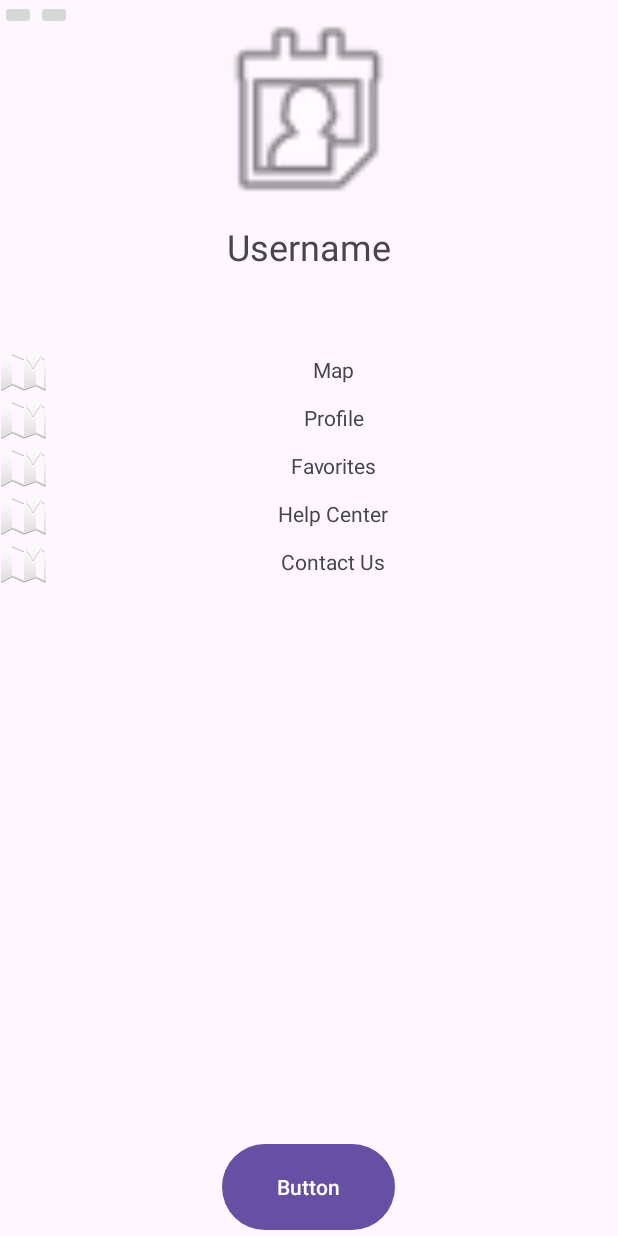
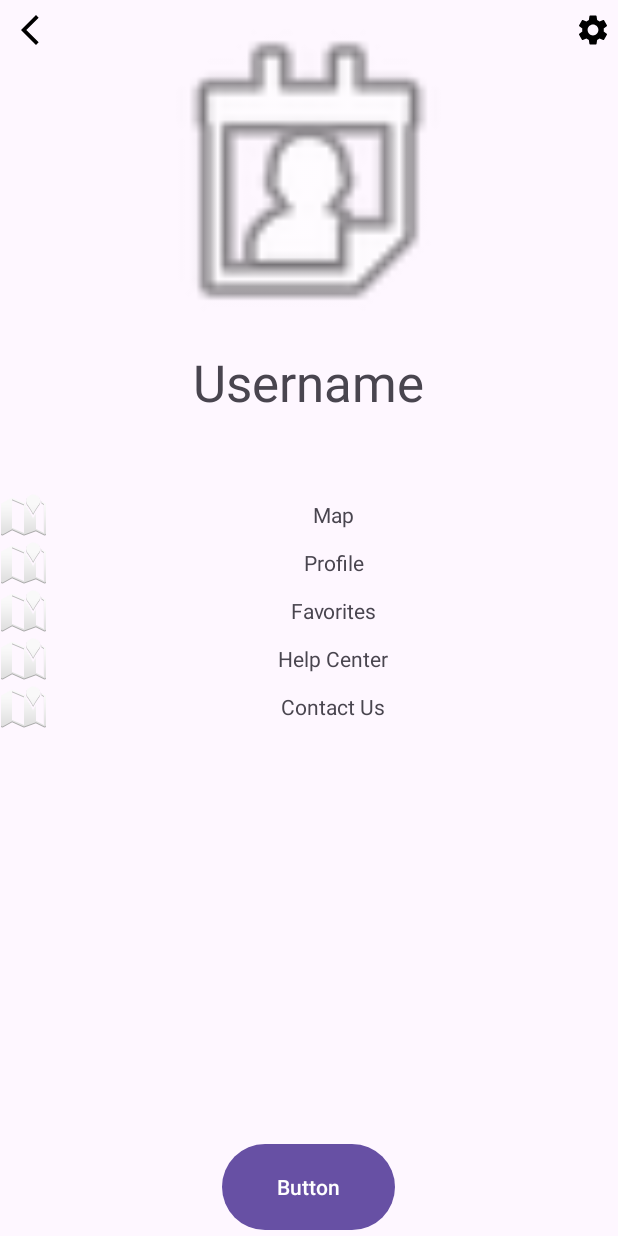
Before and after one commit to Brenden-Fenimore/TrailBlaze, an Android app: the MenuActivity screen opened directly, with no data from a screen before it, on a phone screen of 412 x 824 dp. Run offline under Robolectric (Android 15) with nearby library versions, the phone set to English and light mode, and no system bars.

Commit message:
Added a back and settings button to the top of the page. Added two new icons to the drawable folders.

```diff
--- /dev/null
+++ b/app/src/main/res/drawable/baseline_arrow_back_ios_new_24.xml
@@ -0,0 +1,5 @@
+<vector xmlns:android="http://schemas.android.com/apk/res/android" android:height="24dp" android:tint="#000000" android:viewportHeight="24" android:viewportWidth="24" android:width="24dp">
+
+    <path android:fillColor="@android:color/white" android:pathData="M17.77,3.77l-1.77,-1.77l-10,10l10,10l1.77,-1.77l-8.23,-8.23z"/>
+
+</vector>
--- /dev/null
+++ b/app/src/main/res/drawable/baseline_settings_24.xml
@@ -0,0 +1,11 @@
+<vector xmlns:android="http://schemas.android.com/apk/res/android"
+        android:height="24dp"
+        android:tint="#000000"
+        android:viewportHeight="24"
+        android:viewportWidth="24"
+        android:width="24dp">
+
+    <path android:fillColor="@android:color/white"
+          android:pathData="M19.14,12.94c0.04,-0.3 0.06,-0.61 0.06,-0.94c0,-0.32 -0.02,-0.64 -0.07,-0.94l2.03,-1.58c0.18,-0.14 0.23,-0.41 0.12,-0.61l-1.92,-3.32c-0.12,-0.22 -0.37,-0.29 -0.59,-0.22l-2.39,0.96c-0.5,-0.38 -1.03,-0.7 -1.62,-0.94L14.4,2.81c-0.04,-0.24 -0.24,-0.41 -0.48,-0.41h-3.84c-0.24,0 -0.43,0.17 -0.47,0.41L9.25,5.35C8.66,5.59 8.12,5.92 7.63,6.29L5.24,5.33c-0.22,-0.08 -0.47,0 -0.59,0.22L2.74,8.87C2.62,9.08 2.66,9.34 2.86,9.48l2.03,1.58C4.84,11.36 4.8,11.69 4.8,12s0.02,0.64 0.07,0.94l-2.03,1.58c-0.18,0.14 -0.23,0.41 -0.12,0.61l1.92,3.32c0.12,0.22 0.37,0.29 0.59,0.22l2.39,-0.96c0.5,0.38 1.03,0.7 1.62,0.94l0.36,2.54c0.05,0.24 0.24,0.41 0.48,0.41h3.84c0.24,0 0.44,-0.17 0.47,-0.41l0.36,-2.54c0.59,-0.24 1.13,-0.56 1.62,-0.94l2.39,0.96c0.22,0.08 0.47,0 0.59,-0.22l1.92,-3.32c0.12,-0.22 0.07,-0.47 -0.12,-0.61L19.14,12.94zM12,15.6c-1.98,0 -3.6,-1.62 -3.6,-3.6s1.62,-3.6 3.6,-3.6s3.6,1.62 3.6,3.6S13.98,15.6 12,15.6z"/>
+
+</vector>
--- a/app/src/main/res/layout/activity_menu.xml
+++ b/app/src/main/res/layout/activity_menu.xml
@@ -3,130 +3,152 @@
                 xmlns:app="http://schemas.android.com/apk/res-auto" xmlns:tools="http://schemas.android.com/tools"
              android:layout_width="match_parent"
              android:layout_height="match_parent"
-             tools:context=".ui.favorites.FavoritesFragment"
->
-    <LinearLayout android:layout_width="wrap_content" android:layout_height="wrap_content"
-            android:orientation="horizontal"
+             android:orientation="vertical"
+             tools:context=".ui.favorites.FavoritesFragment">
 
-    >
+    <RelativeLayout android:layout_width="match_parent"
+                    android:layout_height="wrap_content">
 
-        <ImageButton android:layout_width="wrap_content" android:layout_height="wrap_content"
+        <ImageButton
+                app:srcCompat="@drawable/baseline_arrow_back_ios_new_24"
+                android:layout_width="39dp"
+                android:layout_height="39dp"
+                android:id="@+id/chevron_left"
+                android:background="@android:color/transparent"
+                android:layout_centerVertical="true"/>
 
-        />
+        <ImageButton
+                android:src="@drawable/baseline_settings_24"
+                android:layout_width="34dp"
+                android:layout_height="34dp"
+                android:layout_alignParentEnd="true"
+                android:id="@+id/imageButton"
+                android:background="@android:color/transparent"
+                android:layout_centerVertical="true"/>
 
-        <ImageButton android:layout_width="wrap_content" android:layout_height="wrap_content"
-
-        />
+    </RelativeLayout>
 
 
+
+
+
+    <LinearLayout android:layout_width="wrap_content"
+                  android:layout_height="wrap_content"
+                  android:orientation="horizontal">
     </LinearLayout>
 
     <LinearLayout
             android:orientation="vertical"
             android:gravity="center"
-            android:layout_width="match_parent" android:layout_height="wrap_content"
-    >
-
+            android:layout_width="match_parent"
+            android:layout_height="wrap_content">
 
         <ImageView
-                android:layout_width="166dp"
-                android:layout_height="148dp" app:srcCompat="@android:drawable/ic_menu_my_calendar"
-                android:layout_weight="1"
+                android:layout_width="335dp"
+                android:layout_height="232dp"
+                app:srcCompat="@android:drawable/ic_menu_my_calendar"
+                android:layout_weight="1"/>
 
-        />
+        <TextView android:layout_width="wrap_content"
+                  android:layout_height="wrap_content"
+                  android:text="Username"
+                  android:textSize="34sp">
+        </TextView>
 
-        <TextView android:layout_width="wrap_content" android:layout_height="wrap_content"
-                  android:text="Username"
-                  android:textSize="24sp"
-        >
-
-        </TextView>
         <LinearLayout
                 android:layout_marginTop="50dp"
-                android:layout_width="match_parent" android:layout_height="wrap_content"
-                android:orientation="vertical"
-        >
+                android:layout_width="match_parent"
+                android:layout_height="wrap_content"
+                android:orientation="vertical">
 
-            <LinearLayout android:layout_width="match_parent" android:layout_height="wrap_content"
+            <LinearLayout android:layout_width="match_parent"
+                          android:layout_height="wrap_content"
                           android:orientation="horizontal">
-
 
                 <ImageView
                         android:layout_width="wrap_content"
-                        android:layout_height="wrap_content" app:srcCompat="@android:drawable/ic_dialog_map"
-                />
+                        android:layout_height="wrap_content"
+                        app:srcCompat="@android:drawable/ic_dialog_map"/>
+
                 <TextView
                         android:text="@string/map_image"
                         android:layout_width="191dp"
-                        android:layout_height="match_parent" android:layout_weight="1"
-                        android:gravity="center"
-                />
+                        android:layout_height="match_parent"
+                        android:layout_weight="1"
+                        android:gravity="center"/>
+
             </LinearLayout>
 
-            <LinearLayout android:layout_width="match_parent" android:layout_height="wrap_content"
+            <LinearLayout android:layout_width="match_parent"
+                          android:layout_height="wrap_content"
                           android:orientation="horizontal">
-
 
                 <ImageView
                         android:layout_width="wrap_content"
-                        android:layout_height="wrap_content" app:srcCompat="@android:drawable/ic_dialog_map"
-                />
+                        android:layout_height="wrap_content"
+                        app:srcCompat="@android:drawable/ic_dialog_map"/>
+
                 <TextView
                         android:text="@string/profile"
                         android:layout_width="191dp"
-                        android:layout_height="match_parent" android:layout_weight="1"
-                        android:gravity="center"
-                />
+                        android:layout_height="match_parent"
+                        android:layout_weight="1"
+                        android:gravity="center"/>
+
             </LinearLayout>
 
-            <LinearLayout android:layout_width="match_parent" android:layout_height="wrap_content"
+            <LinearLayout android:layout_width="match_parent"
+                          android:layout_height="wrap_content"
                           android:orientation="horizontal">
-
 
                 <ImageView
                         android:layout_width="wrap_content"
-                        android:layout_height="wrap_content" app:srcCompat="@android:drawable/ic_dialog_map"
-                />
+                        android:layout_height="wrap_content"
+                        app:srcCompat="@android:drawable/ic_dialog_map"/>
+
                 <TextView
                         android:text="@string/favorites"
                         android:layout_width="191dp"
-                        android:layout_height="match_parent" android:layout_weight="1"
-                        android:gravity="center"
-                />
+                        android:layout_height="match_parent"
+                        android:layout_weight="1"
+                        android:gravity="center"/>
+
             </LinearLayout>
 
-            <LinearLayout android:layout_width="match_parent" android:layout_height="wrap_content"
+            <LinearLayout android:layout_width="match_parent"
+                          android:layout_height="wrap_content"
                           android:orientation="horizontal">
-
 
                 <ImageView
                         android:layout_width="wrap_content"
-                        android:layout_height="wrap_content" app:srcCompat="@android:drawable/ic_dialog_map"
+                        android:layout_height="wrap_content"
+                        app:srcCompat="@android:drawable/ic_dialog_map"/>
 
-                />
                 <TextView
                         android:text="@string/help_center"
                         android:layout_width="191dp"
-                        android:layout_height="match_parent" android:layout_weight="1"
-                        android:gravity="center"
-                />
+                        android:layout_height="match_parent"
+                        android:layout_weight="1"
+                        android:gravity="center"/>
+
             </LinearLayout>
 
-            <LinearLayout android:layout_width="match_parent" android:layout_height="wrap_content"
+            <LinearLayout android:layout_width="match_parent"
+                          android:layout_height="wrap_content"
                           android:orientation="horizontal">
-
 
                 <ImageView
                         android:layout_width="wrap_content"
-                        android:layout_height="wrap_content" app:srcCompat="@android:drawable/ic_dialog_map"
-                />
+                        android:layout_height="wrap_content"
+                        app:srcCompat="@android:drawable/ic_dialog_map"/>
 
                 <TextView
                         android:text="@string/contact_us"
                         android:layout_width="191dp"
-                        android:layout_height="match_parent" android:layout_weight="1"
-                        android:gravity="center"
-                />
+                        android:layout_height="match_parent"
+                        android:layout_weight="1"
+                        android:gravity="center"/>
+
             </LinearLayout>
 
         </LinearLayout>
@@ -139,4 +161,5 @@
             android:layout_centerHorizontal="true"
             android:layout_width="115dp"
             android:layout_height="65dp" />
+
 </RelativeLayout>
```
Also changed, not shown: app/src/main/res/drawable/settings_icon.png (added).
